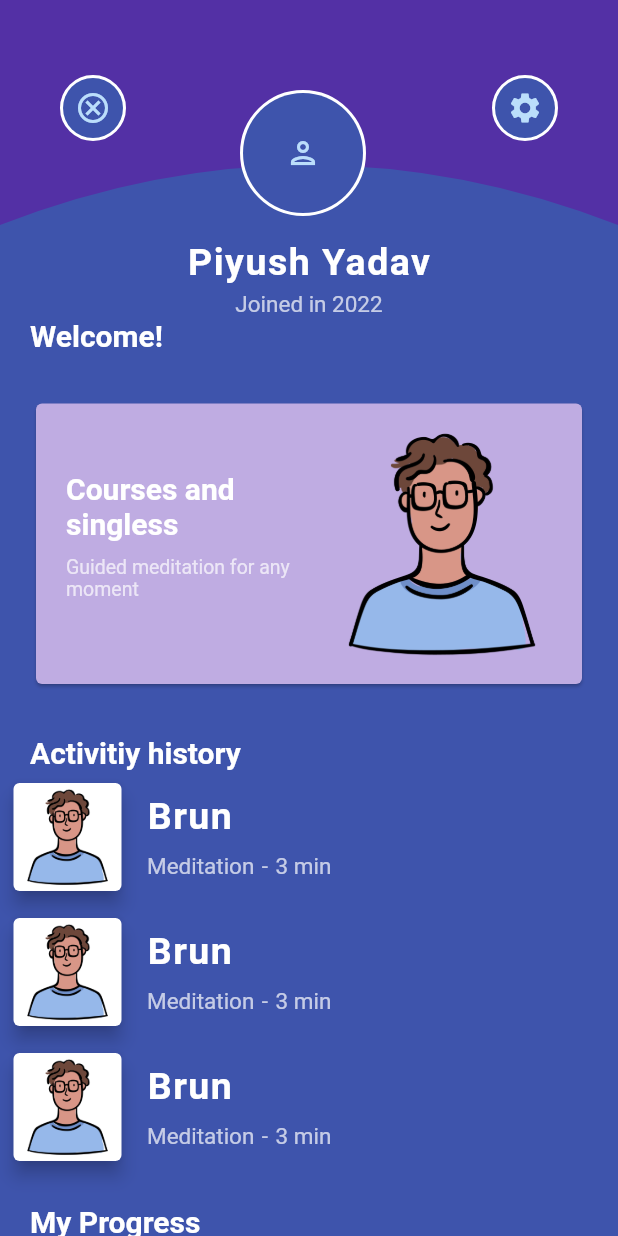
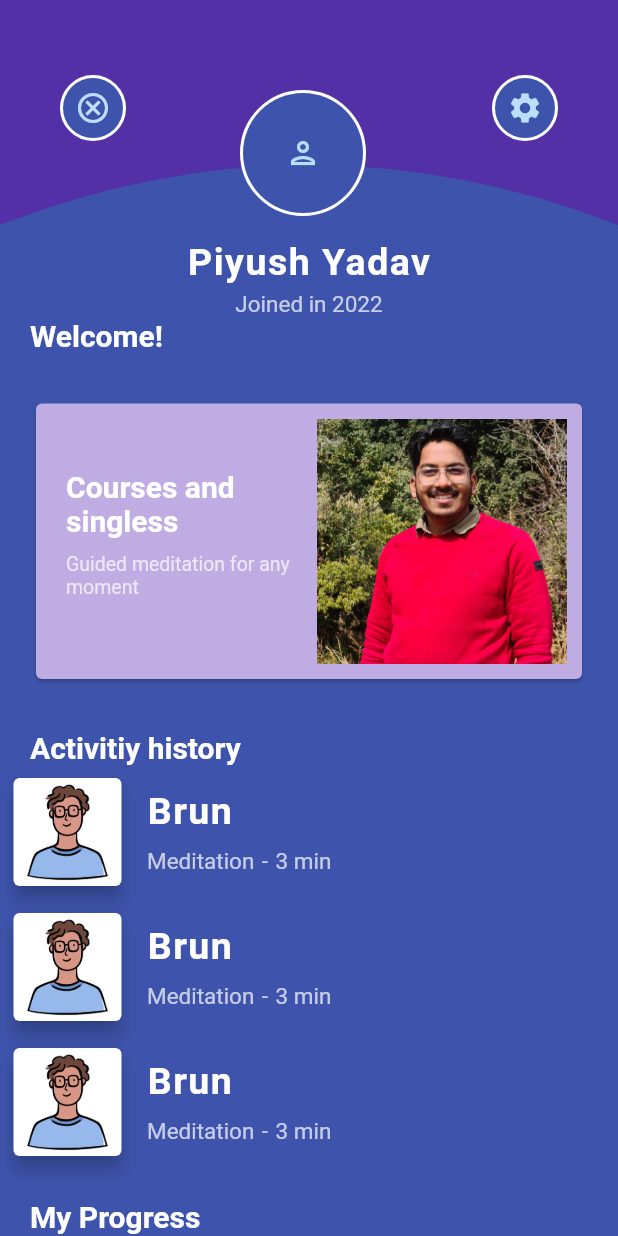
Before and after one commit to piyushyadavNP/DoctorG_FYP, a Flutter app: the ProfileScreen screen opened by its route, on a phone screen of 412 x 824 dp. Run offline on Flutter 3.47's test engine with Material 2 defaults, Android fonts, the phone set to English and light mode, and no system bars; our stand-ins replace cloud_firestore, firebase_auth, firebase_core, google_fonts, table_calendar; accounts and stored records are empty.

```diff
--- a/lib/common/card_design.dart
+++ b/lib/common/card_design.dart
@@ -32,14 +32,14 @@ class CommonSingleCard extends StatelessWidget {
                       "Courses and singless",
                       style: AppTextStyle.headline3,
                     ),
-                    SizedBox(
+                    const SizedBox(
                       height: 10,
                     ),
                     Text(
                       "Guided meditation for any moment",
                       style: AppTextStyle.subtitle2,
                     ),
-                    SizedBox(
+                    const SizedBox(
                       height: 10,
                     )
                   ],
@@ -47,7 +47,7 @@ class CommonSingleCard extends StatelessWidget {
               ),
               Expanded(
                 child: Image.asset(
-                  "assets/man.png",
+                  "assets/profile.jpg",
                 ),
               )
             ],
--- a/lib/screens/doctor_page.dart
+++ b/lib/screens/doctor_page.dart
@@ -1,9 +1,6 @@
 import 'package:doctor/common/appointment_list.dart';
 import 'package:doctor/common/user_info_card.dart';
-import 'package:flutter/cupertino.dart';
 import 'package:flutter/material.dart';
-import 'package:flutter/src/widgets/container.dart';
-import 'package:flutter/src/widgets/framework.dart';
 
 class DoctorPage extends StatefulWidget {
   const DoctorPage({Key? key}) : super(key: key);
--- a/lib/screens/doctor_signup.dart
+++ b/lib/screens/doctor_signup.dart
@@ -9,6 +9,7 @@ import 'package:firebase_core/firebase_core.dart';
 import 'package:flutter/material.dart';
 import 'package:flutter/src/foundation/key.dart';
 import 'package:flutter/src/widgets/framework.dart';
+import 'package:intl/intl.dart';
 import '../widget/button.dart';
 import '../widget/logo_container.dart';
 import '../widget/textField.dart';
@@ -240,6 +241,7 @@ class _DoctorSignupState extends State<DoctorSignup> {
         "specialization": _specialization.text.trim(),
         "visitingDays": _vistingDays.text.trim(),
         "isAdmin": true,
+        "createdAt": DateTime.parse(Timestamp.now().toDate().toString()),
       }).then((value) =>
           AlertInfo(message: "Registration Success.").showInfo(context));
     } catch (ex) {
@@ -250,7 +252,7 @@ class _DoctorSignupState extends State<DoctorSignup> {
 
   String? validateButton(String? value) {
     log(value.toString());
-    if (value!.isEmpty || value == null) {
+    if (value!.isEmpty) {
       return 'Please Enter Some Text';
     }
     return null;
--- a/lib/screens/profile_screen.dart
+++ b/lib/screens/profile_screen.dart
@@ -60,7 +60,7 @@ class _ProfileScreenState extends State<ProfileScreen>
                   left: 160,
                   radius: 40,
                   iconChild: IconButton(
-                    icon: Icon(Icons.person_outlined),
+                    icon:const  Icon(Icons.person_outlined),
                     onPressed: () {},
                   ),
                 ),
@@ -69,7 +69,7 @@ class _ProfileScreenState extends State<ProfileScreen>
                   left: 40,
                   radius: 20,
                   iconChild: IconButton(
-                    icon: Icon(Icons.cancel_outlined),
+                    icon: const Icon(Icons.cancel_outlined),
                     onPressed: () {
                       Navigator.pop(context);
                     },
@@ -80,20 +80,20 @@ class _ProfileScreenState extends State<ProfileScreen>
                   right: 40,
                   radius: 20,
                   iconChild: IconButton(
-                    icon: Icon(Icons.settings),
+                    icon: const Icon(Icons.settings),
                     onPressed: () {},
                   ),
                 ),
               ],
             ),
-            SizedBox(
+            const SizedBox(
               height: 10,
             ),
             Text(
               "Piyush Yadav",
               style: AppTextStyle.headline2,
             ),
-            SizedBox(
+            const SizedBox(
               height: 5,
             ),
             Text(
@@ -111,11 +111,11 @@ class _ProfileScreenState extends State<ProfileScreen>
                 ),
               ],
             ),
-            SizedBox(
+            const SizedBox(
               height: 10,
             ),
-            CommonSingleCard(),
-            SizedBox(
+            const CommonSingleCard(),
+            const SizedBox(
               height: 10,
             ),
             Row(
@@ -133,8 +133,8 @@ class _ProfileScreenState extends State<ProfileScreen>
                 ),
               ],
             ),
-            CommonTabbar(),
-            SizedBox(
+            const CommonTabbar(),
+            const SizedBox(
               height: 20,
             ),
             Row(
```
Also changed, not shown: lib/screens/signup_page.dart (+23 -7 lines), lib/test.dart (added, +9 -0 lines), lib/widget/drop_down.dart (+7 -11 lines), assets/profile.jpg (added).
